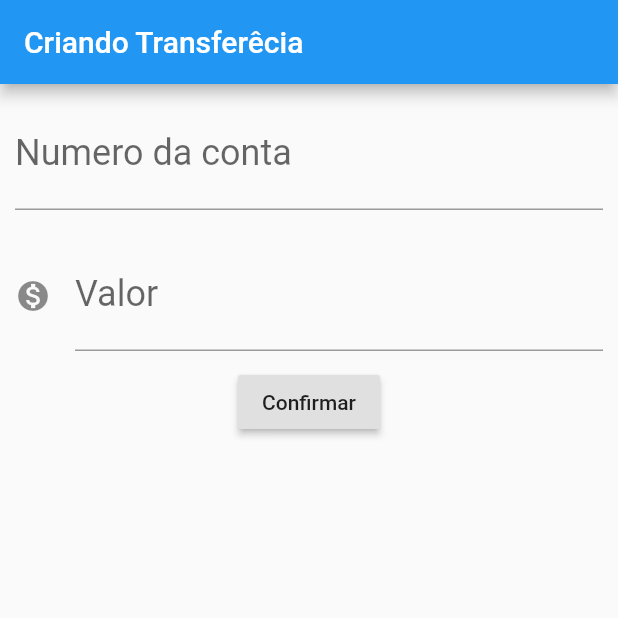
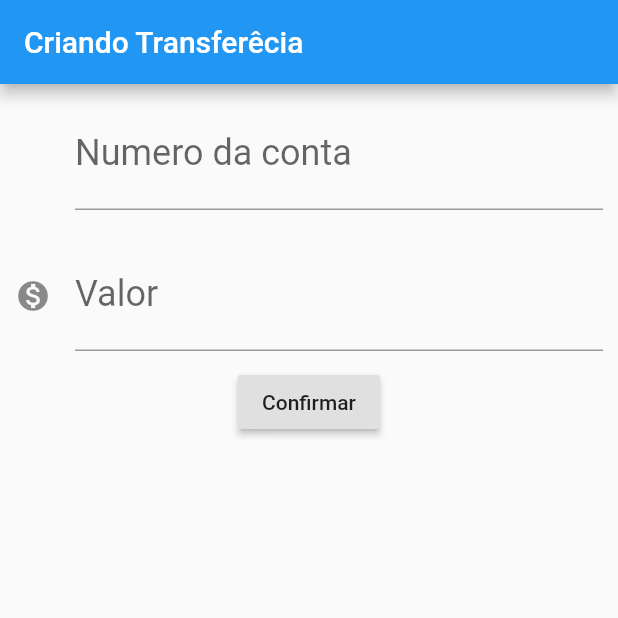
Before and after one commit to GustavoBoscoGit/Aprendendo-Flutter, a Flutter app: the FormularioTransferencia screen opened directly, on a phone screen of 412 x 824 dp, the top half of it. Run offline on Flutter 3.47's test engine with Material 2 defaults, Android fonts, the phone set to English and light mode, and no system bars.

Commit message:
Update novomain.dart

```diff
--- a/lib/novomain.dart
+++ b/lib/novomain.dart
@@ -29,7 +29,7 @@ class FormularioTransferencia extends StatelessWidget {
       body: Column(
         children: <Widget>[
           Editor(controlador: _controladorCampoNumeroConta, dica: '0000', rotulo: 'Numero da conta'),
-          Editor2(controlador2: _controladorCampoValor, dica2: '0.00', rotulo2: 'Valor', icone: Icons.monetization_on),
+          Editor(controlador: _controladorCampoValor, dica: '0.00', rotulo: 'Valor', icone: Icons.monetization_on),
           RaisedButton(
             onPressed: () {
               final int numeroConta = int.parse(_controladorCampoNumeroConta.text);
@@ -51,8 +51,9 @@ class Editor extends StatelessWidget {
   final TextEditingController controlador;
   final String rotulo;
   final String dica;
+  final IconData? icone;
 
-  Editor({required this.controlador, required this.rotulo, required this.dica});
+  Editor({required this.controlador, required this.rotulo, required this.dica, this.icone});
 
   @override
   Widget build(BuildContext context) {
@@ -64,36 +65,9 @@ class Editor extends StatelessWidget {
           fontSize: 24.0,
         ),
         decoration: InputDecoration(
+          icon: Icon(icone),
           labelText: rotulo,
           hintText: dica,
-        ),
-        keyboardType: TextInputType.number,
-      ),
-    );
-  }
-}
-
-class Editor2 extends StatelessWidget {
-  final TextEditingController controlador2;
-  final String rotulo2;
-  final String dica2;
-  final IconData icone;
-
-  Editor2({required this.controlador2, required this.rotulo2, required this.dica2, required this.icone});
-
-  @override
-  Widget build(BuildContext context) {
-    return Padding(
-      padding: const EdgeInsets.all(10.0),
-      child: TextField(
-        controller: controlador2,
-        style: TextStyle(
-          fontSize: 24.0,
-        ),
-        decoration: InputDecoration(
-          icon: Icon(icone),
-          labelText: rotulo2,
-          hintText: dica2,
         ),
         keyboardType: TextInputType.number,
       ),
```
